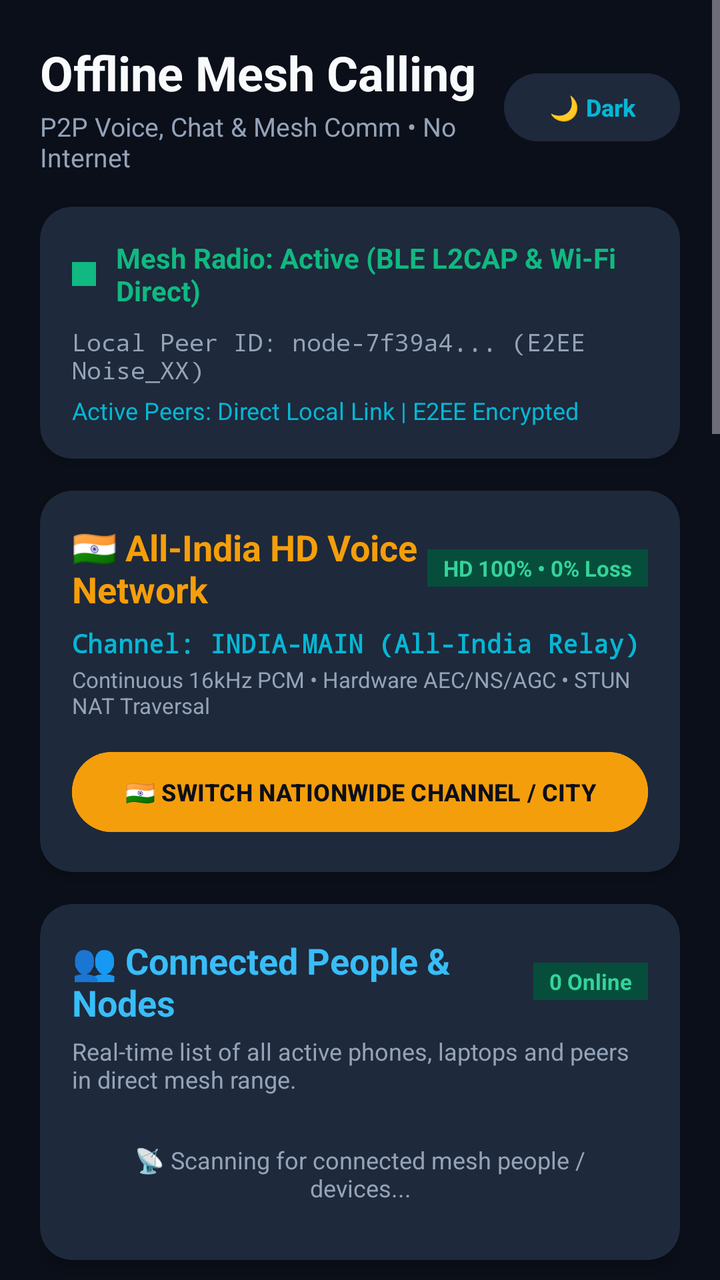
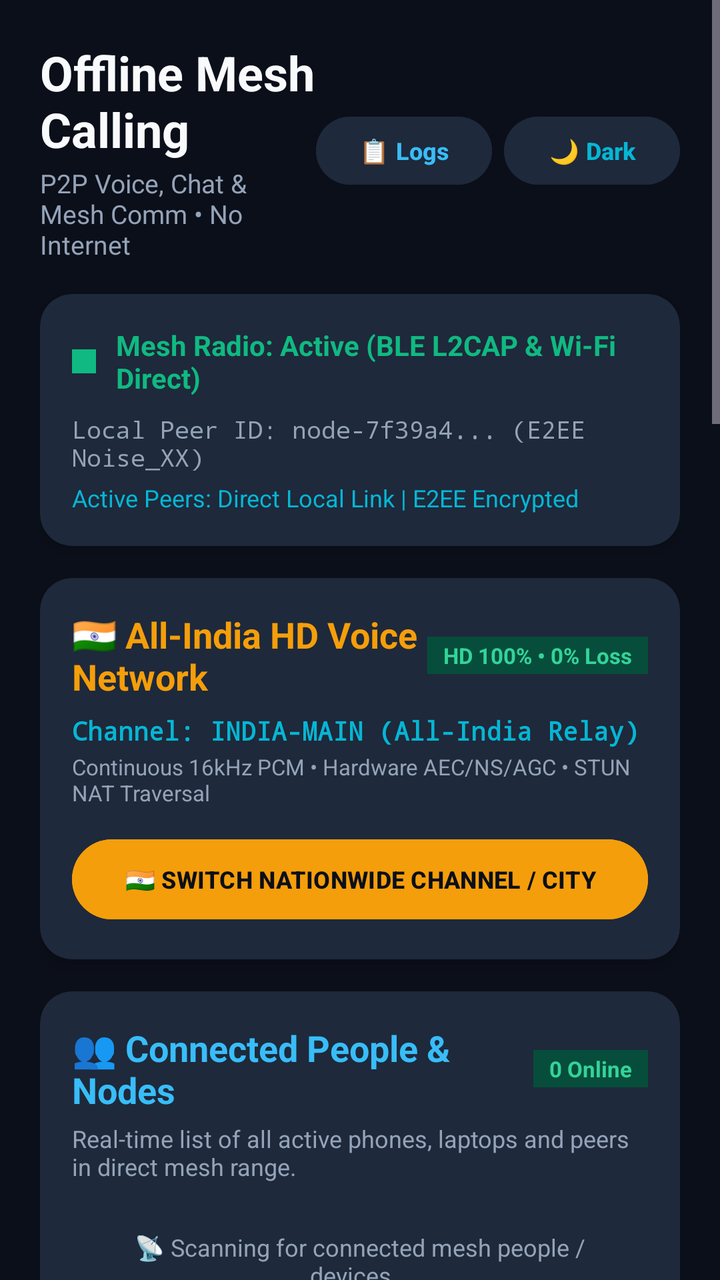

The first picture is an Android layout as it rendered before a commit; the second is the same layout after the commit. The layout source and the unified diff follow.
<!-- AndroidManifest.xml: application theme Theme.OfflineMeshCalling -->
<!-- res/layout/activity_main.xml -->
<?xml version="1.0" encoding="utf-8"?>
<ScrollView xmlns:android="http://schemas.android.com/apk/res/android"
    xmlns:app="http://schemas.android.com/apk/res-auto"
    android:id="@+id/mainScrollView"
    android:layout_width="match_parent"
    android:layout_height="match_parent"
    android:background="@color/background_dark"
    android:fillViewport="true">

    <LinearLayout
        android:id="@+id/mainContentContainer"
        android:layout_width="match_parent"
        android:layout_height="wrap_content"
        android:orientation="vertical"
        android:padding="20dp">

        
        <LinearLayout
            android:layout_width="match_parent"
            android:layout_height="wrap_content"
            android:gravity="center_vertical"
            android:orientation="horizontal">

            <LinearLayout
                android:layout_width="0dp"
                android:layout_height="wrap_content"
                android:layout_weight="1"
                android:orientation="vertical">

                <TextView
                    android:id="@+id/tvAppTitle"
                    android:layout_width="wrap_content"
                    android:layout_height="wrap_content"
                    android:text="Offline Mesh Calling"
                    android:textColor="@color/text_primary"
                    android:textSize="24sp"
                    android:textStyle="bold" />

                <TextView
                    android:id="@+id/tvAppSubtitle"
                    android:layout_width="wrap_content"
                    android:layout_height="wrap_content"
                    android:layout_marginTop="2dp"
                    android:text="P2P Voice, Chat &amp; Mesh Comm • No Internet"
                    android:textColor="@color/text_secondary"
                    android:textSize="13sp" />
            </LinearLayout>

            <Button
                android:id="@+id/btnThemeToggle"
                android:layout_width="wrap_content"
                android:layout_height="42dp"
                android:backgroundTint="@color/card_bg"
                android:paddingStart="12dp"
                android:paddingEnd="12dp"
                android:text="🌙 Dark"
                android:textColor="@color/accent_cyan"
                android:textSize="12sp"
                android:textStyle="bold" />
        </LinearLayout>

        
        <androidx.cardview.widget.CardView
            android:id="@+id/cardStatus"
            android:layout_width="match_parent"
            android:layout_height="wrap_content"
            android:layout_marginTop="16dp"
            app:cardBackgroundColor="@color/card_bg"
            app:cardCornerRadius="16dp"
            app:cardElevation="4dp">

            <LinearLayout
                android:layout_width="match_parent"
                android:layout_height="wrap_content"
                android:orientation="vertical"
                android:padding="16dp">

                <LinearLayout
                    android:layout_width="match_parent"
                    android:layout_height="wrap_content"
                    android:gravity="center_vertical"
                    android:orientation="horizontal">

                    <View
                        android:id="@+id/statusIndicator"
                        android:layout_width="12dp"
                        android:layout_height="12dp"
                        android:background="@drawable/ic_launcher_background"
                        android:backgroundTint="@color/accent_emerald" />

                    <TextView
                        android:id="@+id/tvStatus"
                        android:layout_width="wrap_content"
                        android:layout_height="wrap_content"
                        android:layout_marginStart="10dp"
                        android:text="Mesh Radio: Active (BLE L2CAP &amp; Wi-Fi Direct)"
                        android:textColor="@color/accent_emerald"
                        android:textSize="14sp"
                        android:textStyle="bold" />
                </LinearLayout>

                <TextView
                    android:id="@+id/tvPeerId"
                    android:layout_width="wrap_content"
                    android:layout_height="wrap_content"
                    android:layout_marginTop="8dp"
                    android:fontFamily="monospace"
                    android:text="Local Peer ID: node-7f39a4... (E2EE Noise_XX)"
                    android:textColor="@color/text_secondary"
                    android:textSize="12sp" />

                <TextView
                    android:id="@+id/tvMeshStats"
                    android:layout_width="wrap_content"
                    android:layout_height="wrap_content"
                    android:layout_marginTop="4dp"
                    android:text="Active Peers: Direct Local Link | E2EE Encrypted"
                    android:textColor="@color/accent_cyan"
                    android:textSize="12sp" />
            </LinearLayout>
        </androidx.cardview.widget.CardView>

        
        <androidx.cardview.widget.CardView
            android:id="@+id/cardNationwide"
            android:layout_width="match_parent"
            android:layout_height="wrap_content"
            android:layout_marginTop="16dp"
            app:cardBackgroundColor="@color/card_bg"
            app:cardCornerRadius="16dp"
            app:cardElevation="4dp">

            <LinearLayout
                android:layout_width="match_parent"
                android:layout_height="wrap_content"
                android:orientation="vertical"
                android:padding="16dp">

                <LinearLayout
                    android:layout_width="match_parent"
                    android:layout_height="wrap_content"
                    android:gravity="center_vertical"
                    android:orientation="horizontal">

                    <TextView
                        android:id="@+id/tvNationwideTitle"
                        android:layout_width="0dp"
                        android:layout_height="wrap_content"
                        android:layout_weight="1"
                        android:text="🇮🇳 All-India HD Voice Network"
                        android:textColor="#F59E0B"
                        android:textSize="18sp"
                        android:textStyle="bold" />

                    <TextView
                        android:id="@+id/tvHdQualityBadge"
                        android:layout_width="wrap_content"
                        android:layout_height="wrap_content"
                        android:background="#064E3B"
                        android:paddingStart="8dp"
                        android:paddingTop="2dp"
                        android:paddingEnd="8dp"
                        android:paddingBottom="2dp"
                        android:text="HD 100% • 0% Loss"
                        android:textColor="#34D399"
                        android:textSize="11sp"
                        android:textStyle="bold" />
                </LinearLayout>

                <TextView
                    android:id="@+id/tvCurrentRoom"
                    android:layout_width="wrap_content"
                    android:layout_height="wrap_content"
                    android:layout_marginTop="6dp"
                    android:fontFamily="monospace"
                    android:text="Channel: INDIA-MAIN (All-India Relay)"
                    android:textColor="@color/accent_cyan"
                    android:textSize="13sp"
                    android:textStyle="bold" />

                <TextView
                    android:id="@+id/tvNationwideMeta"
                    android:layout_width="wrap_content"
                    android:layout_height="wrap_content"
                    android:layout_marginTop="2dp"
                    android:text="Continuous 16kHz PCM • Hardware AEC/NS/AGC • STUN NAT Traversal"
                    android:textColor="@color/text_secondary"
                    android:textSize="11sp" />

                <Button
                    android:id="@+id/btnSwitchRoom"
                    android:layout_width="match_parent"
                    android:layout_height="48dp"
                    android:layout_marginTop="12dp"
                    android:backgroundTint="#F59E0B"
                    android:text="🇮🇳 SWITCH NATIONWIDE CHANNEL / CITY"
                    android:textColor="#0B0F19"
                    android:textSize="12sp"
                    android:textStyle="bold" />
            </LinearLayout>
        </androidx.cardview.widget.CardView>

        
        <androidx.cardview.widget.CardView
            android:id="@+id/cardPeople"
            android:layout_width="match_parent"
            android:layout_height="wrap_content"
            android:layout_marginTop="16dp"
            app:cardBackgroundColor="@color/card_bg"
            app:cardCornerRadius="16dp"
            app:cardElevation="4dp">

            <LinearLayout
                android:layout_width="match_parent"
                android:layout_height="wrap_content"
                android:orientation="vertical"
                android:padding="16dp">

                <LinearLayout
                    android:layout_width="match_parent"
                    android:layout_height="wrap_content"
                    android:gravity="center_vertical"
                    android:orientation="horizontal">

                    <TextView
                        android:id="@+id/tvPeopleTitle"
                        android:layout_width="0dp"
                        android:layout_height="wrap_content"
                        android:layout_weight="1"
                        android:text="👥 Connected People &amp; Nodes"
                        android:textColor="#38BDF8"
                        android:textSize="18sp"
                        android:textStyle="bold" />

                    <TextView
                        android:id="@+id/tvPeopleCount"
                        android:layout_width="wrap_content"
                        android:layout_height="wrap_content"
                        android:background="#064E3B"
                        android:paddingStart="8dp"
                        android:paddingTop="2dp"
                        android:paddingEnd="8dp"
                        android:paddingBottom="2dp"
                        android:text="0 Online"
                        android:textColor="#34D399"
                        android:textSize="11sp"
                        android:textStyle="bold" />
                </LinearLayout>

                <TextView
                    android:id="@+id/tvPeopleSubtitle"
                    android:layout_width="wrap_content"
                    android:layout_height="wrap_content"
                    android:layout_marginTop="4dp"
                    android:text="Real-time list of all active phones, laptops and peers in direct mesh range."
                    android:textColor="@color/text_secondary"
                    android:textSize="12sp" />

                <LinearLayout
                    android:id="@+id/llConnectedPeople"
                    android:layout_width="match_parent"
                    android:layout_height="wrap_content"
                    android:layout_marginTop="12dp"
                    android:orientation="vertical">

                    
                    <TextView
                        android:id="@+id/tvNoPeersConnected"
                        android:layout_width="match_parent"
                        android:layout_height="wrap_content"
                        android:gravity="center"
                        android:padding="12dp"
                        android:text="📡 Scanning for connected mesh people / devices..."
                        android:textColor="@color/text_secondary"
                        android:textSize="12sp" />
                </LinearLayout>
            </LinearLayout>
        </androidx.cardview.widget.CardView>

        
        <androidx.cardview.widget.CardView
            android:id="@+id/cardLocation"
            android:layout_width="match_parent"
            android:layout_height="wrap_content"
            android:layout_marginTop="16dp"
            app:cardBackgroundColor="@color/card_bg"
            app:cardCornerRadius="16dp"
            app:cardElevation="4dp">

            <LinearLayout
                android:layout_width="match_parent"
                android:layout_height="wrap_content"
                android:orientation="vertical"
                android:padding="16dp">

                <LinearLayout
                    android:layout_width="match_parent"
                    android:layout_height="wrap_content"
                    android:gravity="center_vertical"
                    android:orientation="horizontal">

                    <TextView
                        android:id="@+id/tvLocationTitle"
                        android:layout_width="0dp"
                        android:layout_height="wrap_content"
                        android:layout_weight="1"
                        android:text="📍 Live GPS &amp; Mesh Location"
                        android:textColor="@color/accent_emerald"
                        android:textSize="18sp"
                        android:textStyle="bold" />

                    <TextView
                        android:id="@+id/tvGpsFixBadge"
                        android:layout_width="wrap_content"
                        android:layout_height="wrap_content"
                        android:background="#064E3B"
                        android:paddingStart="8dp"
                        android:paddingTop="2dp"
                        android:paddingEnd="8dp"
                        android:paddingBottom="2dp"
                        android:text="GPS Acquiring"
                        android:textColor="#34D399"
                        android:textSize="11sp"
                        android:textStyle="bold" />
                </LinearLayout>

                <TextView
                    android:id="@+id/tvLocationCoords"
                    android:layout_width="wrap_content"
                    android:layout_height="wrap_content"
                    android:layout_marginTop="8dp"
                    android:fontFamily="monospace"
                    android:text="Lat: Acquiring GPS... | Lon: Acquiring GPS..."
                    android:textColor="@color/text_primary"
                    android:textSize="13sp"
                    android:textStyle="bold" />

                <TextView
                    android:id="@+id/tvLocationMeta"
                    android:layout_width="wrap_content"
                    android:layout_height="wrap_content"
                    android:layout_marginTop="2dp"
                    android:text="Accuracy: ±--m • Alt: --m • Hardware GPS Offline Fix"
                    android:textColor="@color/text_secondary"
                    android:textSize="12sp" />

                <LinearLayout
                    android:layout_width="match_parent"
                    android:layout_height="wrap_content"
                    android:layout_marginTop="12dp"
                    android:orientation="horizontal">

                    <Button
                        android:id="@+id/btnShareLocation"
                        android:layout_width="0dp"
                        android:layout_height="48dp"
                        android:layout_weight="1"
                        android:backgroundTint="#0284C7"
                        android:text="📍 Share Location"
                        android:textColor="#FFFFFF"
                        android:textSize="12sp"
                        android:textStyle="bold" />

                    <Button
                        android:id="@+id/btnRadarMap"
                        android:layout_width="wrap_content"
                        android:layout_height="48dp"
                        android:layout_marginStart="8dp"
                        android:backgroundTint="@color/card_bg"
                        android:text="🎯 Radar &amp; Dist"
                        android:textColor="@color/accent_emerald"
                        android:textSize="12sp"
                        android:textStyle="bold" />
                </LinearLayout>
            </LinearLayout>
        </androidx.cardview.widget.CardView>

        
        <androidx.cardview.widget.CardView
            android:id="@+id/cardChat"
            android:layout_width="match_parent"
            android:layout_height="wrap_content"
            android:layout_marginTop="16dp"
            app:cardBackgroundColor="@color/card_bg"
            app:cardCornerRadius="16dp"
            app:cardElevation="4dp">

            <LinearLayout
                android:layout_width="match_parent"
                android:layout_height="wrap_content"
                android:orientation="vertical"
                android:padding="16dp">

                <TextView
                    android:id="@+id/tvChatTitle"
                    android:layout_width="wrap_content"
                    android:layout_height="wrap_content"
                    android:text="💬 Offline Mesh Messages"
                    android:textColor="#38BDF8"
                    android:textSize="18sp"
                    android:textStyle="bold" />

                <TextView
                    android:id="@+id/tvChatSubtitle"
                    android:layout_width="wrap_content"
                    android:layout_height="wrap_content"
                    android:layout_marginTop="4dp"
                    android:text="Send instant offline text messages to Laptop &amp; nearby mesh peers without Internet or SIM."
                    android:textColor="@color/text_secondary"
                    android:textSize="12sp" />

                <Button
                    android:id="@+id/btnOpenChat"
                    android:layout_width="match_parent"
                    android:layout_height="52dp"
                    android:layout_marginTop="12dp"
                    android:backgroundTint="#0284C7"
                    android:text="💬 OPEN OFFLINE CHAT (MESSAGES)"
                    android:textColor="#FFFFFF"
                    android:textStyle="bold" />
            </LinearLayout>
        </androidx.cardview.widget.CardView>

        
        <androidx.cardview.widget.CardView
            android:id="@+id/cardReceiveCall"
            android:layout_width="match_parent"
            android:layout_height="wrap_content"
            android:layout_marginTop="16dp"
            app:cardBackgroundColor="@color/card_bg"
            app:cardCornerRadius="16dp"
            app:cardElevation="4dp">

            <LinearLayout
                android:layout_width="match_parent"
                android:layout_height="wrap_content"
                android:orientation="vertical"
                android:padding="16dp">

                <TextView
                    android:id="@+id/tvReceiveCallTitle"
                    android:layout_width="wrap_content"
                    android:layout_height="wrap_content"
                    android:text="Receive Incoming Call"
                    android:textColor="@color/accent_emerald"
                    android:textSize="18sp"
                    android:textStyle="bold" />

                <TextView
                    android:id="@+id/tvReceiveCallSubtitle"
                    android:layout_width="wrap_content"
                    android:layout_height="wrap_content"
                    android:layout_marginTop="4dp"
                    android:text="Displays incoming encrypted mesh call from Laptop with Accept &amp; Decline dialog."
                    android:textColor="@color/text_secondary"
                    android:textSize="12sp" />

                <Button
                    android:id="@+id/btnReceiveCall"
                    android:layout_width="match_parent"
                    android:layout_height="54dp"
                    android:layout_marginTop="12dp"
                    android:backgroundTint="@color/accent_emerald"
                    android:text="📞 RECEIVE CALL (INCOMING MODAL)"
                    android:textColor="#FFFFFF"
                    android:textStyle="bold" />
            </LinearLayout>
        </androidx.cardview.widget.CardView>

        
        <androidx.cardview.widget.CardView
            android:id="@+id/cardPtt"
            android:layout_width="match_parent"
            android:layout_height="wrap_content"
            android:layout_marginTop="16dp"
            app:cardBackgroundColor="@color/card_bg"
            app:cardCornerRadius="16dp"
            app:cardElevation="4dp">

            <LinearLayout
                android:layout_width="match_parent"
                android:layout_height="wrap_content"
                android:orientation="vertical"
                android:padding="16dp">

                <TextView
                    android:id="@+id/tvPttTitle"
                    android:layout_width="wrap_content"
                    android:layout_height="wrap_content"
                    android:text="Walkie-Talkie (PTT Intercom)"
                    android:textColor="@color/accent_cyan"
                    android:textSize="18sp"
                    android:textStyle="bold" />

                <TextView
                    android:id="@+id/tvPttChannel"
                    android:layout_width="wrap_content"
                    android:layout_height="wrap_content"
                    android:layout_marginTop="4dp"
                    android:text="Channel 1: Emergency &amp; Tactical Recon • Floor: Clear"
                    android:textColor="@color/text_secondary"
                    android:textSize="12sp" />

                <Button
                    android:id="@+id/btnPtt"
                    android:layout_width="match_parent"
                    android:layout_height="56dp"
                    android:layout_marginTop="12dp"
                    android:backgroundTint="@color/accent_cyan"
                    android:text="HOLD TO TALK (PTT)"
                    android:textColor="#0B0F19"
                    android:textStyle="bold" />
            </LinearLayout>
        </androidx.cardview.widget.CardView>

        
        <androidx.cardview.widget.CardView
            android:id="@+id/cardCall"
            android:layout_width="match_parent"
            android:layout_height="wrap_content"
            android:layout_marginTop="16dp"
            app:cardBackgroundColor="@color/card_bg"
            app:cardCornerRadius="16dp"
            app:cardElevation="4dp">

            <LinearLayout
                android:layout_width="match_parent"
                android:layout_height="wrap_content"
                android:orientation="vertical"
                android:padding="16dp">

                <TextView
                    android:id="@+id/tvCallTitle"
                    android:layout_width="wrap_content"
                    android:layout_height="wrap_content"
                    android:text="Real-Time Full-Duplex Call"
                    android:textColor="@color/text_primary"
                    android:textSize="18sp"
                    android:textStyle="bold" />

                <TextView
                    android:id="@+id/tvAudioInfo"
                    android:layout_width="wrap_content"
                    android:layout_height="wrap_content"
                    android:layout_marginTop="4dp"
                    android:text="16kHz PCM • Hardware AEC/NS • HD Clarity"
                    android:textColor="@color/text_secondary"
                    android:textSize="12sp" />

                <LinearLayout
                    android:layout_width="match_parent"
                    android:layout_height="wrap_content"
                    android:layout_marginTop="16dp"
                    android:orientation="horizontal">

                    <Button
                        android:id="@+id/btnCall"
                        android:layout_width="0dp"
                        android:layout_height="52dp"
                        android:layout_weight="1"
                        android:backgroundTint="@color/accent_emerald"
                        android:text="Start Voice Call"
                        android:textColor="#FFFFFF"
                        android:textStyle="bold" />

                    <Button
                        android:id="@+id/btnSpeaker"
                        android:layout_width="wrap_content"
                        android:layout_height="52dp"
                        android:layout_marginStart="8dp"
                        android:backgroundTint="@color/primary"
                        android:text="Speaker"
                        android:textColor="@color/accent_cyan" />
                </LinearLayout>
            </LinearLayout>
        </androidx.cardview.widget.CardView>

        
        <androidx.cardview.widget.CardView
            android:id="@+id/cardSos"
            android:layout_width="match_parent"
            android:layout_height="wrap_content"
            android:layout_marginTop="16dp"
            app:cardBackgroundColor="@color/card_bg"
            app:cardCornerRadius="16dp"
            app:cardElevation="4dp">

            <LinearLayout
                android:layout_width="match_parent"
                android:layout_height="wrap_content"
                android:orientation="vertical"
                android:padding="16dp">

                <TextView
                    android:id="@+id/tvSosTitle"
                    android:layout_width="wrap_content"
                    android:layout_height="wrap_content"
                    android:text="Emergency Broadcast"
                    android:textColor="@color/accent_rose"
                    android:textSize="18sp"
                    android:textStyle="bold" />

                <TextView
                    android:id="@+id/tvSosSubtitle"
                    android:layout_width="wrap_content"
                    android:layout_height="wrap_content"
                    android:layout_marginTop="4dp"
                    android:text="Floods emergency distress packets across all mesh nodes with maximum priority."
                    android:textColor="@color/text_secondary"
                    android:textSize="12sp" />

                <Button
                    android:id="@+id/btnSos"
                    android:layout_width="match_parent"
                    android:layout_height="52dp"
                    android:layout_marginTop="12dp"
                    android:backgroundTint="@color/accent_rose"
                    android:text="BROADCAST SOS BEACON"
                    android:textColor="#FFFFFF"
                    android:textStyle="bold" />
            </LinearLayout>
        </androidx.cardview.widget.CardView>

        
        <TextView
            android:id="@+id/tvLogsHeader"
            android:layout_width="wrap_content"
            android:layout_height="wrap_content"
            android:layout_marginTop="20dp"
            android:text="Mesh Activity Log"
            android:textColor="@color/text_primary"
            android:textSize="16sp"
            android:textStyle="bold" />

        <TextView
            android:id="@+id/tvLogs"
            android:layout_width="match_parent"
            android:layout_height="140dp"
            android:layout_marginTop="8dp"
            android:background="@color/primary_dark"
            android:fontFamily="monospace"
            android:padding="12dp"
            android:text="[Mesh] Radio initialized on BLE L2CAP\n[Mesh] Channel PSM allocated: 128\n[Audio] AudioRecord &amp; AudioTrack ready\n[PTT] Multicast Channel 1 joined\n[Crypto] Noise_XX ephemeral keys generated"
            android:textColor="@color/accent_cyan"
            android:textSize="11sp" />

    </LinearLayout>
</ScrollView>
<!-- resources referenced by this layout -->
<resources>
  <color name="accent_cyan">#06B6D4</color>
  <color name="accent_emerald">#10B981</color>
  <color name="accent_rose">#F43F5E</color>
  <color name="background_dark">#0B0F19</color>
  <color name="card_bg">#1E293B</color>
  <color name="primary">#0F172A</color>
  <color name="primary_dark">#020617</color>
  <color name="text_primary">#F8FAFC</color>
  <color name="text_secondary">#94A3B8</color>
  <!-- drawable ic_launcher_background (drawable) -->
  <vector xmlns:android="http://schemas.android.com/apk/res/android"
      android:width="108dp"
      android:height="108dp"
      android:viewportWidth="108"
      android:viewportHeight="108">
      <path
          android:fillColor="#0B0F19"
          android:pathData="M0,0h108v108h-108z" />
  </vector>
  <style name="Theme.OfflineMeshCalling" parent="Theme.Material3.Dark.NoActionBar">
          <item name="colorPrimary">@color/accent_cyan</item>
          <item name="colorSecondary">@color/accent_emerald</item>
          <item name="android:statusBarColor">@color/background_dark</item>
          <item name="android:windowBackground">@color/background_dark</item>
      </style>
</resources>

<!-- the commit's change to res/layout/activity_main.xml (unified diff, before → after) -->
@@ -47,12 +47,25 @@
             </LinearLayout>
 
             <Button
+                android:id="@+id/btnCallHistory"
+                android:layout_width="wrap_content"
+                android:layout_height="42dp"
+                android:layout_marginEnd="6dp"
+                android:backgroundTint="@color/card_bg"
+                android:paddingStart="10dp"
+                android:paddingEnd="10dp"
+                android:text="📋 Logs"
+                android:textColor="#38BDF8"
+                android:textSize="12sp"
+                android:textStyle="bold" />
+
+            <Button
                 android:id="@+id/btnThemeToggle"
                 android:layout_width="wrap_content"
                 android:layout_height="42dp"
                 android:backgroundTint="@color/card_bg"
-                android:paddingStart="12dp"
-                android:paddingEnd="12dp"
+                android:paddingStart="10dp"
+                android:paddingEnd="10dp"
                 android:text="🌙 Dark"
                 android:textColor="@color/accent_cyan"
                 android:textSize="12sp"
